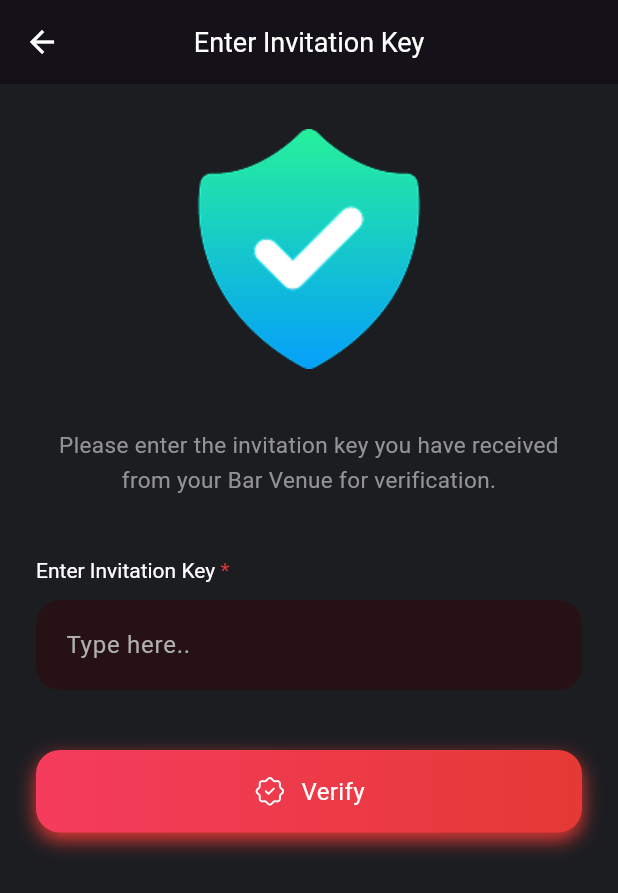
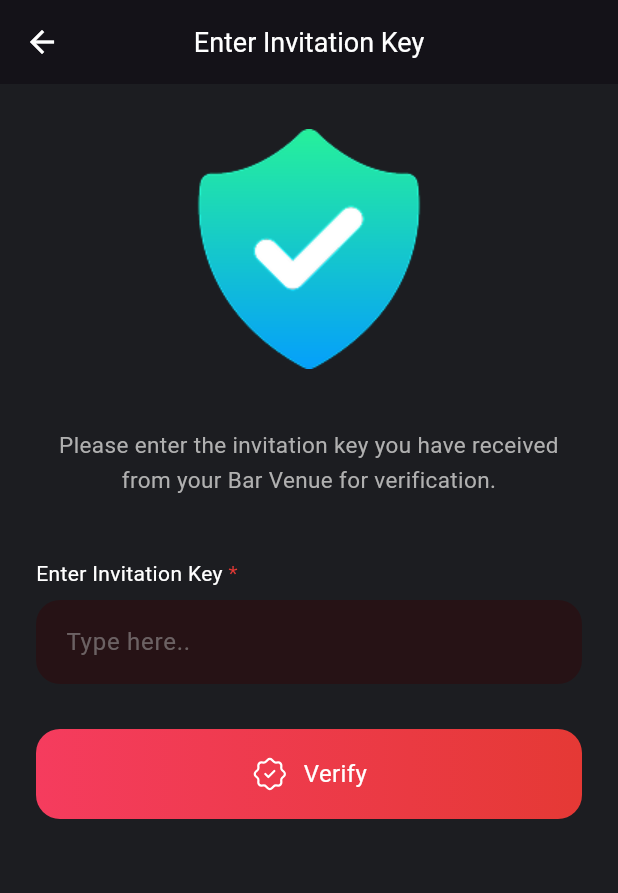
Before and after one commit to abeera-zainab/appsip, a Flutter app: the screen it shows after launch, on a phone screen of 412 x 824 dp. Shown: the top 893 px of the screen. Run offline on Flutter 3.47's test engine with Material 3 defaults, Android fonts, the phone set to English and light mode, and no system bars; our stand-ins replace dotted_border, flutter_svg, image_picker; Roboto replaces fonts that are missing (RedHatDisplay).

Commit message:
Modification in Invitation screen

```diff
--- a/lib/main.dart
+++ b/lib/main.dart
@@ -1,11 +1,12 @@
-import 'package:appsip/screens/edit_bank.dart';
+ import 'package:flutter/material.dart';
+ import 'package:appsip/screens/edit_bank.dart';
 import 'package:appsip/screens/invitation_screen.dart';
 import 'package:appsip/screens/main_screen_shell.dart';
 import 'package:appsip/screens/profile_screen.dart';
 import 'package:appsip/screens/register_screen.dart';
 import 'package:appsip/screens/tell_us_about_yourself_screen.dart';
 
-import 'package:flutter/material.dart';
+
 
 // --- Define App Colors ---
 class AppColors {
--- a/lib/screens/help-and-support-screen.dart
+++ b/lib/screens/help-and-support/help-and-support-screen.dart
@@ -1,4 +1,4 @@
-import 'package:appsip/screens/submit-issue-screen.dart';
+import 'package:appsip/screens/help-and-support/submit-issue-screen.dart';
 import 'package:flutter/material.dart';
 import 'package:flutter_svg/svg.dart';
 import 'package:appsip/main.dart';
--- a/lib/screens/invitation_screen.dart
+++ b/lib/screens/invitation_screen.dart
@@ -1,8 +1,10 @@
 import 'package:flutter/material.dart';
 import 'package:flutter_svg/flutter_svg.dart';
-import 'package:appsip/main.dart'; // Contains AppColors
+import 'package:appsip/main.dart';
 import 'package:appsip/screens/register_screen.dart' show RegisterBartenderScreen;
 import 'package:appsip/widgets/primary_button.dart';
+// --- CHANGE: Import the custom text field widget ---
+import 'package:appsip/widgets/custom_text_input_field.dart';
 
 class InvitationKeyScreen extends StatefulWidget {
   const InvitationKeyScreen({super.key});
@@ -17,14 +19,12 @@ class _InvitationKeyScreenState extends State<InvitationKeyScreen> {
   @override
   Widget build(BuildContext context) {
     return Scaffold(
-
       appBar: AppBar(
         leading: const BackButton(color: AppColors.textPrimary),
         title: const Text(
           "Enter Invitation Key",
-          style: TextStyle(color: AppColors.textPrimary, fontSize: 18,fontFamily: 'RedHatDisplay'),
+          style: TextStyle(color: AppColors.textPrimary, fontSize: 18, fontFamily: 'RedHatDisplay'),
         ),
-
         centerTitle: true,
       ),
       body: SafeArea(
@@ -34,7 +34,6 @@ class _InvitationKeyScreenState extends State<InvitationKeyScreen> {
             crossAxisAlignment: CrossAxisAlignment.stretch,
             children: [
               const SizedBox(height: 30),
-
               Center(
                 child: Image.asset(
                   'assets/images/shield.png',
@@ -42,60 +41,49 @@ class _InvitationKeyScreenState extends State<InvitationKeyScreen> {
                   height: 160,
                 ),
               ),
-              // --- END OF CHANGE ---
               const SizedBox(height: 40),
-              Text(
+              const Text(
                 'Please enter the invitation key you have received from your Bar Venue for verification.',
                 textAlign: TextAlign.center,
                 style: TextStyle(
-                  color: AppColors.textSecondary.withOpacity(0.8),
+                  color: AppColors.textSecondary,
                   fontSize: 15,
                   height: 1.5,
                 ),
               ),
               const SizedBox(height: 40),
-              RichText(
-                text: const TextSpan(
-                  text: 'Enter Invitation Key',
-                  style: TextStyle(
-                      color: AppColors.textPrimary,
-                      fontSize: 14,
-                      fontFamily: 'RedHatDisplay'),
-                  children: <TextSpan>[
-                    TextSpan(
-                        text: ' *',
-                        style: TextStyle(color: AppColors.primaryRed, fontSize: 14)),
-                  ],
+
+              // --- CHANGE: Replaced RichText and TextField with the custom widget ---
+              CustomTextInputField(
+                label: 'Enter Invitation Key *',
+                hint: 'Type here..',
+                controller: _keyController,
+              ),
+              const SizedBox(height: 30),
+
+              // --- CHANGE: Simplified the PrimaryButton call for better readability ---
+              PrimaryButton(
+                text: "Verify",
+                isExpanded: true,
+                borderRadius: 16,
+
+                icon: SvgPicture.asset(
+                  'assets/svg/badgecheck.svg',
+
                 ),
-              ),
-              const SizedBox(height: 12),
-              TextField(
-                controller: _keyController,
-                style: const TextStyle(
+                gradient: const LinearGradient(
+                  colors: [AppColors.gradientStartRed, AppColors.primaryRed],
+                  begin: Alignment.centerLeft,
+                  end: Alignment.centerRight,
+                ),
+
+
+                // Set text color to white for better readability on the gradient
+                textStyle: const TextStyle(
+                  color: Colors.white,
                   fontSize: 16,
-                  fontFamily: 'RedHatDisplay',
-                  color: AppColors.textPrimary,
                   fontWeight: FontWeight.normal,
                 ),
-                decoration: InputDecoration(
-                  hintText: "Type here..",
-                  hintStyle: TextStyle(color: AppColors.textSecondary),
-                  filled: true,
-                  fillColor: AppColors.cardColorsecondary,
-                  contentPadding: const EdgeInsets.symmetric(
-                    horizontal: 16,
-                    vertical: 18,
-                  ),
-                  border: OutlineInputBorder(
-                    borderRadius: BorderRadius.circular(16),
-                    borderSide: BorderSide.none,
-                  ),
-                ),
-              ),
-              const SizedBox(height: 40),
-              // This call now works perfectly because PrimaryButton is updated.
-              PrimaryButton(
-                text: "Verify",
                 onPressed: () {
                   Navigator.push(
                     context,
@@ -104,33 +92,6 @@ class _InvitationKeyScreenState extends State<InvitationKeyScreen> {
                     ),
                   );
                 },
-                isExpanded: true,
-                borderRadius: 16,
-                icon: SvgPicture.asset(
-                  'assets/svg/badgecheck.svg',
-                  width: 22,
-                  height: 22,
-                  colorFilter: const ColorFilter.mode(AppColors.textPrimary, BlendMode.srcIn),
-                ),
-                gradient: const LinearGradient(
-                  // Assuming these colors exist in your AppColors
-                  colors: [AppColors.gradientStartRed, AppColors.primaryRed],
-                  begin: Alignment.centerLeft,
-                  end: Alignment.centerRight,
-                ),
-                boxShadow: [
-                  BoxShadow(
-                    color: AppColors.primaryRed,
-                    blurRadius: 10,
-                    offset: const Offset(0, 5),
-                  ),
-                ],
-                padding: const EdgeInsets.symmetric(vertical: 16.0),
-                textStyle: const TextStyle(
-                  color: AppColors.textPrimary,
-                  fontSize: 16,
-                  fontWeight: FontWeight.normal,
-                ),
               ),
             ],
           ),
@@ -138,7 +99,4 @@ class _InvitationKeyScreenState extends State<InvitationKeyScreen> {
       ),
     );
   }
-
-
-
 }
--- a/lib/screens/profile_screen.dart
+++ b/lib/screens/profile_screen.dart
@@ -1,7 +1,7 @@
 import 'package:appsip/screens/password/change_password_screen.dart';
 import 'package:appsip/screens/earnings/edit_bank_details_screen.dart';
 import 'package:appsip/screens/edit-profile/edit_profile_screen.dart';
-import 'package:appsip/screens/help-and-support-screen.dart';
+import 'package:appsip/screens/help-and-support/help-and-support-screen.dart';
 import 'package:appsip/screens/logout_screen.dart';
 import 'package:appsip/screens/notifications/notifications_screen.dart';
 import 'package:appsip/screens/profile_swap.dart';
--- a/lib/widgets/primary_button.dart
+++ b/lib/widgets/primary_button.dart
@@ -1,7 +1,5 @@
-// In lib/widgets/primary_button.dart
-
-import 'package:appsip/main.dart'; // For AppColors
 import 'package:flutter/material.dart';
+import 'package:appsip/main.dart';
 
 class PrimaryButton extends StatelessWidget {
   final String text;
@@ -44,7 +42,6 @@ class PrimaryButton extends StatelessWidget {
     final style = ElevatedButton.styleFrom(
       backgroundColor: backgroundColor ?? AppColors.gradientEndRed,
       foregroundColor: foregroundColor ?? Colors.white,
-      // --- CHANGE: Reduced vertical padding to make the button shorter ---
       padding: padding ?? const EdgeInsets.symmetric(vertical: 18),
       shape: RoundedRectangleBorder(
         borderRadius: BorderRadius.circular(borderRadius),
@@ -95,8 +92,9 @@ class PrimaryButton extends StatelessWidget {
           onTap: onPressed,
           borderRadius: BorderRadius.circular(borderRadius),
           child: Padding(
-            // --- CHANGE: Adjusted padding to match the standard button's new height ---
-            padding: padding ?? const EdgeInsets.symmetric(vertical: 24, horizontal: 24),
+            // --- FIX: Using the same padding logic as the standard button ---
+            // This now correctly respects the padding passed from the screen.
+            padding: padding ?? const EdgeInsets.symmetric(vertical: 18, horizontal: 24),
             child: buttonContent,
           ),
         ),
```
Also changed, not shown: lib/screens/help-and-support/submit-issue-screen.dart (renamed from lib/screens/submit-issue-screen.dart).
